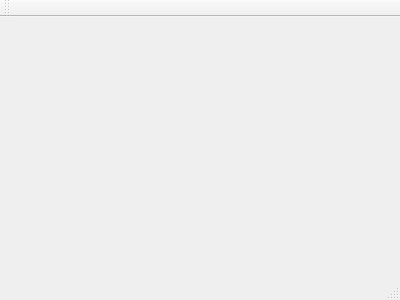
Before: the Qt Designer form mainwindow.ui in RenShuYuan/EQI, drawn with Qt 5.
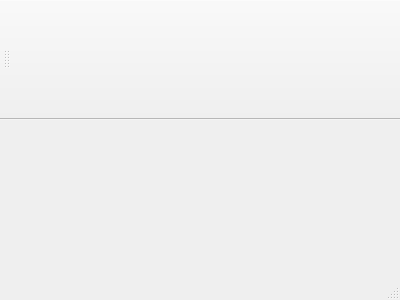
After: the same form once the commit is applied.

What changed in the file:
```diff
--- a/mainwindow.ui
+++ b/mainwindow.ui
@@ -25,6 +25,12 @@
    </property>
   </widget>
   <widget class="QToolBar" name="mainToolBar">
+   <property name="minimumSize">
+    <size>
+     <width>0</width>
+     <height>120</height>
+    </size>
+   </property>
    <attribute name="toolBarArea">
     <enum>TopToolBarArea</enum>
    </attribute>
```
Left out of the diff: 6 changed lines with no effect on the pictures.
